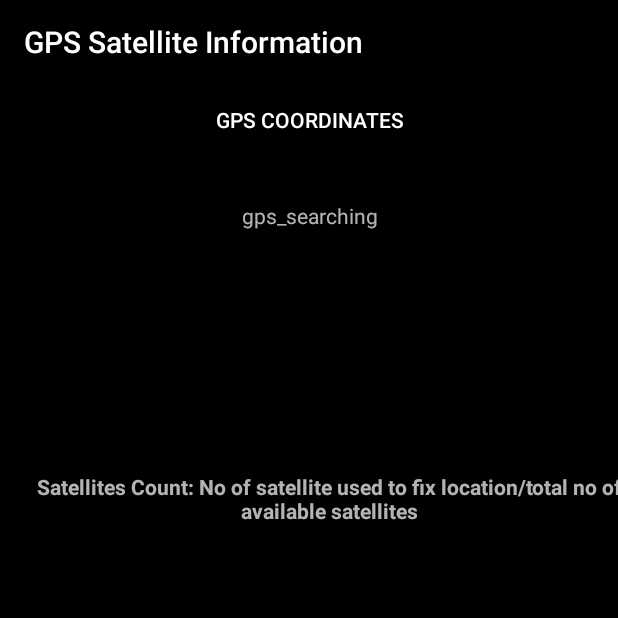
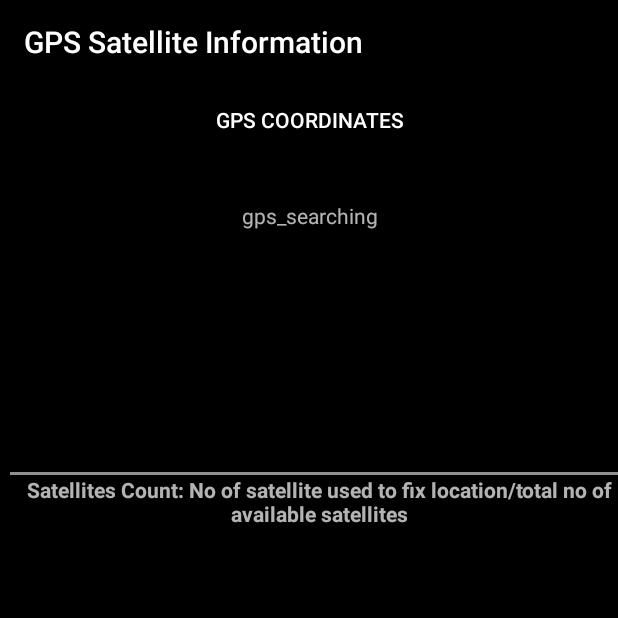
Before and after one commit to aditis1204/MapMint4ME_GSoC, an Android app: the screen it shows after launch (GPSActivity), on a phone screen of 412 x 824 dp, the top half of it. Run offline under Robolectric (Android 15) with nearby library versions, the phone set to English and light mode, and no system bars; our stand-ins replace EventBus; pictures from the network do not load; 2 statements that could not run were skipped.

Commit message:
Module completely integrated

```diff
--- a/app/src/main/java/Satellite/FragmentGPSFix.java
+++ b/app/src/main/java/Satellite/FragmentGPSFix.java
@@ -5,6 +5,7 @@ import android.content.Intent;
 import android.content.res.Configuration;
 import android.os.Bundle;
 import android.support.v4.app.Fragment;
+import android.text.method.ScrollingMovementMethod;
 import android.view.LayoutInflater;
 import android.view.View;
 import android.view.ViewGroup;
@@ -49,7 +50,7 @@ public class FragmentGPSFix extends Fragment {
     private TextView TVDirectionUM;
     private TextView TVTime;
     public TextView TVSatellites;
-
+    public TextView TVSatellites1;
     private TableLayout TLCoordinates;
     private TableLayout TLAltitude;
     private TableLayout TLSpeed;
@@ -111,6 +112,9 @@ public class FragmentGPSFix extends Fragment {
         TVDirectionUM       = view.findViewById(R.id.id_textView_BearingUM);
         TVTime              = view.findViewById(R.id.id_textView_Time);
         TVSatellites        = view.findViewById(R.id.id_textView_satellite1);
+        TVSatellites1        = view.findViewById(R.id.id_textView_satellite2);
+        TVSatellites1.setMovementMethod(new ScrollingMovementMethod());
+
 
         // TableLayouts
         TLCoordinates       = view.findViewById(R.id.id_TableLayout_Coordinates) ;
@@ -195,16 +199,20 @@ public class FragmentGPSFix extends Fragment {
                 TVLongitude.setText(phdLongitude.Value);
                 TVLatitudeUM.setText(phdLatitude.UM);
                 TVLongitudeUM.setText(phdLongitude.UM);
-                //TVAltitude.setText(phdAltitude.Value);
-                //TVAltitudeUM.setText(phdAltitude.UM);
-               // TVSpeed.setText(phdSpeed.Value);
-               // TVSpeedUM.setText(phdSpeed.UM);
+                TVAltitude.setText(phdAltitude.Value);TVAltitudeUM.setText(phdAltitude.UM);
+                //TVSpeed.setText(phdSpeed.Value);
+                //TVSpeedUM.setText(phdSpeed.UM);
                 TVBearing.setText(phdBearing.Value);
-               // TVAccuracy.setText(phdAccuracy.Value);
-                //TVAccuracyUM.setText(phdAccuracy.UM);
-                //TVTime.setText(phdTime.Value);
+                TVAccuracy.setText(phdAccuracy.Value);
+                TVAccuracyUM.setText(phdAccuracy.UM);
+                //  TVTime.setText(phdTime.Value);
                 TVSatellites.setText(location.getNumberOfSatellitesUsedInFix() != NOT_AVAILABLE ? location.getNumberOfSatellitesUsedInFix() + "/" + location.getNumberOfSatellites() : "");
+                int i =0;
+                while(i<10) {
 
+                    TVSatellites1.setText(location.getSatellite_info());
+                    i = i + 1;
+                }
                 // Colorize the Altitude textview depending on the altitude EGM Correction
                 isValidAltitude = EGMAltitudeCorrection && (location.getAltitudeEGM96Correction() != NOT_AVAILABLE);
                 TVAltitude.setTextColor(isValidAltitude ? getResources().getColor(R.color.textColorPrimary) : getResources().getColor(R.color.textColorSecondary));
--- a/app/src/main/java/Satellite/GPSApplication.java
+++ b/app/src/main/java/Satellite/GPSApplication.java
@@ -50,6 +50,7 @@ import java.util.concurrent.LinkedBlockingQueue;
 
 import fr.geolabs.dev.mapmint4me.R;
 
+
 public class GPSApplication extends Application implements GpsStatus.Listener, LocationListener {
 
     //private static final float M_TO_FT = 3.280839895f;
@@ -118,9 +119,8 @@ public class GPSApplication extends Application implements GpsStatus.Listener, L
     private boolean isContextMenuShareVisible = false;          // True if "Share with ..." menu is visible
     private boolean isContextMenuViewVisible = false;           // True if "View in *" menu is visible
     private String ViewInApp = "";                              // The string of default app name for "View"
+    private String _satelliteList = "";
     // "" in case of selector
-
-    private String _satelliteList = "";
 
     // Singleton instance
     private static GPSApplication singleton;
@@ -390,18 +390,6 @@ public class GPSApplication extends Application implements GpsStatus.Listener, L
         }
     }
 
-    public boolean isContextMenuShareVisible() {
-        return isContextMenuShareVisible;
-    }
-
-    public boolean isContextMenuViewVisible() {
-        return isContextMenuViewVisible;
-    }
-
-    public String getViewInApp() {
-        return ViewInApp;
-    }
-
     public boolean isLocationPermissionChecked() {
         return LocationPermissionChecked;
     }
@@ -422,13 +410,7 @@ public class GPSApplication extends Application implements GpsStatus.Listener, L
         return GPSStatus;
     }
 
-    public int getPrefKMLAltitudeMode() {
-        return prefKMLAltitudeMode;
-    }
-
-    public int getPrefGPXVersion() {
-        return prefGPXVersion;
-    }
+
 
     public double getPrefAltitudeCorrection() {
         return prefAltitudeCorrection;
@@ -442,17 +424,6 @@ public class GPSApplication extends Application implements GpsStatus.Listener, L
         return prefShowDecimalCoordinates;
     }
 
-    public boolean getPrefExportKML() {
-        return prefExportKML;
-    }
-
-    public boolean getPrefExportGPX() {
-        return prefExportGPX;
-    }
-
-    public boolean getPrefExportTXT() {
-        return prefExportTXT;
-    }
 
     public int getPrefUM() {
         return prefUM;
@@ -480,6 +451,10 @@ public class GPSApplication extends Application implements GpsStatus.Listener, L
 
     public int getNumberOfSatellites() {
         return _NumberOfSatellites;
+    }
+
+    public String get_satelliteList() {
+        return _satelliteList;
     }
 
     public int getNumberOfSatellitesUsedInFix() {
@@ -578,7 +553,7 @@ public class GPSApplication extends Application implements GpsStatus.Listener, L
     // Flags are Boolean SharedPreferences that are excluded by automatic Backups
 
     public void FlagAdd (String flag) {
-        SharedPreferences preferences_nobackup = getSharedPreferences("prefs_nobackup", Context.MODE_PRIVATE);
+        SharedPreferences preferences_nobackup = getSharedPreferences("prefs_nobackup",Context.MODE_PRIVATE);
         SharedPreferences.Editor editor = preferences_nobackup.edit();
         editor.putBoolean(flag, true);
         editor.commit();
@@ -586,7 +561,7 @@ public class GPSApplication extends Application implements GpsStatus.Listener, L
 
 
     public void FlagRemove (String flag) {
-        SharedPreferences preferences_nobackup = getSharedPreferences("prefs_nobackup", Context.MODE_PRIVATE);
+        SharedPreferences preferences_nobackup = getSharedPreferences("prefs_nobackup",Context.MODE_PRIVATE);
         SharedPreferences.Editor editor = preferences_nobackup.edit();
         editor.remove(flag);
         editor.commit();
@@ -594,7 +569,7 @@ public class GPSApplication extends Application implements GpsStatus.Listener, L
 
 
     public boolean FlagExists (String flag) {
-        SharedPreferences preferences_nobackup = getSharedPreferences("prefs_nobackup", Context.MODE_PRIVATE);
+        SharedPreferences preferences_nobackup = getSharedPreferences("prefs_nobackup",Context.MODE_PRIVATE);
         return preferences_nobackup.getBoolean(flag, false);
     }
 
@@ -735,7 +710,7 @@ public class GPSApplication extends Application implements GpsStatus.Listener, L
         if (msg == EventBusMSG.APP_PAUSE) {
             handler.postDelayed(r, getHandlerTimer());  // Starts the switch-off handler (delayed by HandlerTimer)
             if ((_currentTrack.getNumberOfLocations() == 0) && (_currentTrack.getNumberOfPlacemarks() == 0)
-                && (!Recording) && (!PlacemarkRequest)) StopAndUnbindGPSService();
+                    && (!Recording) && (!PlacemarkRequest)) StopAndUnbindGPSService();
             System.gc();                                // Clear mem from released objects with Garbage Collector
             return;
         }
@@ -805,15 +780,20 @@ public class GPSApplication extends Application implements GpsStatus.Listener, L
                     Iterable<GpsSatellite> sats = gs.getSatellites();
                     for (GpsSatellite sat : sats) {
                         sats_inview++;
+
                         if (sat.usedInFix()) {
                             sats_used++;
-                            _satelliteList = "PRN Number:"+sat.getPrn() + ", " +"Signal to noise ratio:"+
-                                    sat.getSnr() + ", " +"Azimuth Angle:"+sat.getAzimuth()+","+"Elevation of Satellite:"+sat.getElevation()+","
-                                    +"Is satellite used to fix location or not?:"+sat.usedInFix();
-                            System.out.println(_satelliteList);
-
+                            int i =0;
+                            if(i<5){
+
+                                _satelliteList = _satelliteList+ "PRN No:" +sat.getPrn() + ", SNR: " + sat.getSnr() + ", Azimuth " +sat.getAzimuth()+", Elevation:"+sat.getElevation()+"\n";
+                                Log.d("Satellite_info",_satelliteList);
+                                i = i+1;
+
+
+                            }
                         }
-
+                        //Log.w("myApp", "[#] GPSApplication.java - updateSats: i=" + i);
                     }
                     _NumberOfSatellites = sats_inview;
                     _NumberOfSatellitesUsedInFix = sats_used;
@@ -893,7 +873,7 @@ public class GPSApplication extends Application implements GpsStatus.Listener, L
             for (Track T : _ArrayListTracks) {
                 if (T.isSelected()) {
                     T.setSelected(false);
-                 //   EventBus.getDefault().post(new EventBusMSGNormal(EventBusMSG.TRACKLIST_DESELECT, T.getId()));
+                    //   EventBus.getDefault().post(new EventBusMSGNormal(EventBusMSG.TRACKLIST_DESELECT, T.getId()));
                 }
             }
         }
@@ -919,30 +899,7 @@ public class GPSApplication extends Application implements GpsStatus.Listener, L
         JobType = jobType;
     }
 
-/*
-    public void ExecuteExportingTask (ExportingTask exportingTask) {
-        switch (JobType) {
-            case JOB_TYPE_NONE:
-            case JOB_TYPE_DELETE:
-                break;
-            case JOB_TYPE_EXPORT:
-                Ex = new Exporter(exportingTask, prefExportKML, prefExportGPX, prefExportTXT, Environment.getExternalStorageDirectory() + "/GPSLogger");
-                Ex.start();
-                break;
-            case JOB_TYPE_VIEW:
-                if (prefViewTracksWith == 0) Ex = new Exporter(exportingTask, true, false, false, Environment.getExternalStorageDirectory() + "/GPSLogger/AppData");
-                if (prefViewTracksWith == 1) Ex = new Exporter(exportingTask, false, true, false, Environment.getExternalStorageDirectory() + "/GPSLogger/AppData");
-                Ex.start();
-                break;
-            case JOB_TYPE_SHARE:
-                Ex = new Exporter(exportingTask, prefExportKML, prefExportGPX, prefExportTXT, Environment.getExternalStorageDirectory() + "/GPSLogger/AppData");
-                Ex.start();
-                break;
-            default:
-                break;
-        }
-    }
-*/
+
     public void ExecuteJob () {
         if (!ExportingTaskList.isEmpty()) {
             switch (JobType) {
@@ -1059,10 +1016,13 @@ public class GPSApplication extends Application implements GpsStatus.Listener, L
             //loc.setTime(loc.getTime() - 619315200000L);                               // Commented out, it simulate the old GPS hardware Timestamp
             if (loc.getTime() <= 1388534400000L)                                        // if the Location Time is <= 01/01/2014 00:00:00.000
                 loc.setTime(loc.getTime() + 619315200000L);                             // Timestamp incremented by 1024×7×24×60×60×1000 = 619315200000 ms
-                                                                                        // This value must be doubled every 1024 weeks !!!
+            // This value must be doubled every 1024 weeks !!!
             LocationExtended eloc = new LocationExtended(loc);
             eloc.setNumberOfSatellites(getNumberOfSatellites());
             eloc.setNumberOfSatellitesUsedInFix(getNumberOfSatellitesUsedInFix());
+            eloc.setSatellite_info(get_satelliteList());
+
+            // eloc.setSatelliteDescription(get_satelliteList());
             boolean ForceRecord = false;
 
             gpsunavailablehandler.removeCallbacks(unavailr);                            // Cancel the previous unavail countdown handler
@@ -1115,9 +1075,11 @@ public class GPSApplication extends Application implements GpsStatus.Listener, L
                     _currentPlacemark = new LocationExtended(loc);
                     _currentPlacemark.setNumberOfSatellites(getNumberOfSatellites());
                     _currentPlacemark.setNumberOfSatellitesUsedInFix(getNumberOfSatellitesUsedInFix());
+                    _currentPlacemark.setSatellite_info(get_satelliteList());
                     PlacemarkRequest = false;
                     EventBus.getDefault().post(EventBusMSG.UPDATE_TRACK);
                     EventBus.getDefault().post(EventBusMSG.REQUEST_ADD_PLACEMARK);
+
                 }
                 PrevFix = eloc;
             }
@@ -1171,7 +1133,7 @@ public class GPSApplication extends Application implements GpsStatus.Listener, L
         if (ID > 0) {
             synchronized(_ArrayListTracks) {
                 // Save Selections
-                ArrayList<Long> SelectedT = new ArrayList<>();
+                ArrayList <Long> SelectedT = new ArrayList<>();
                 for (Track T : _ArrayListTracks) {
                     if (T.isSelected()) SelectedT.add(T.getId());
                 }
@@ -1239,7 +1201,7 @@ public class GPSApplication extends Application implements GpsStatus.Listener, L
         prefGPSdistance = Float.valueOf(preferences.getString("prefGPSdistance", "0"));
         prefEGM96AltitudeCorrection = preferences.getBoolean("prefEGM96AltitudeCorrection", false);
         prefAltitudeCorrection = Double.valueOf(preferences.getString("prefAltitudeCorrection", "0"));
-            Log.w("myApp", "[#] GPSApplication.java - Manual Correction set to " + prefAltitudeCorrection + " m");
+        Log.w("myApp", "[#] GPSApplication.java - Manual Correction set to " + prefAltitudeCorrection + " m");
         prefExportKML = preferences.getBoolean("prefExportKML", true);
         prefExportGPX = preferences.getBoolean("prefExportGPX", true);
         prefExportTXT = preferences.getBoolean("prefExportTXT", false);
@@ -1356,6 +1318,7 @@ public class GPSApplication extends Application implements GpsStatus.Listener, L
                     locationExtended = new LocationExtended(asyncTODO.location.getLocation());
                     locationExtended.setNumberOfSatellites(asyncTODO.location.getNumberOfSatellites());
                     locationExtended.setNumberOfSatellitesUsedInFix(asyncTODO.location.getNumberOfSatellitesUsedInFix());
+                    locationExtended.setSatellite_info(asyncTODO.location.getSatellite_info());
                     _currentLocationExtended = locationExtended;
                     EventBus.getDefault().post(EventBusMSG.UPDATE_FIX);
                     track.add(locationExtended);
@@ -1372,6 +1335,8 @@ public class GPSApplication extends Application implements GpsStatus.Listener, L
                     locationExtended.setDescription(asyncTODO.location.getDescription());
                     locationExtended.setNumberOfSatellites(asyncTODO.location.getNumberOfSatellites());
                     locationExtended.setNumberOfSatellitesUsedInFix(asyncTODO.location.getNumberOfSatellitesUsedInFix());
+                    locationExtended.setSatellite_info(asyncTODO.location.getSatellite_info());
+                    // locationExtended.setSatelliteinfo(asyncTODO.location.get_satellit)
                     track.addPlacemark(locationExtended);
                     GPSDataBase.addPlacemarkToTrack(locationExtended, track);
                     _currentTrack = track;
@@ -1384,6 +1349,7 @@ public class GPSApplication extends Application implements GpsStatus.Listener, L
                     _currentLocationExtended = new LocationExtended(asyncTODO.location.getLocation());
                     _currentLocationExtended.setNumberOfSatellites(asyncTODO.location.getNumberOfSatellites());
                     _currentLocationExtended.setNumberOfSatellitesUsedInFix(asyncTODO.location.getNumberOfSatellitesUsedInFix());
+                    _currentLocationExtended.setSatellite_info(asyncTODO.location.getSatellite_info());
                     EventBus.getDefault().post(EventBusMSG.UPDATE_FIX);
                 }
 
@@ -1506,7 +1472,7 @@ public class GPSApplication extends Application implements GpsStatus.Listener, L
                 BGPaint.setStrokeJoin(Paint.Join.ROUND);
                 BGPaint.setStrokeCap(Paint.Cap.ROUND);
 
-            //    EndDotdrawPaint.setColor(getResources().getColor(R.color.colorThumbnailLineColor));
+                //    EndDotdrawPaint.setColor(getResources().getColor(R.color.colorThumbnailLineColor));
                 EndDotdrawPaint.setAntiAlias(true);
                 EndDotdrawPaint.setStrokeWidth(getResources().getDimension(R.dimen.thumbLineWidth) * 2.5f);
                 EndDotdrawPaint.setStyle(Paint.Style.STROKE);
--- /dev/null
+++ b/app/src/main/res/drawable/scrollbar_vertical_thumb.xml
@@ -0,0 +1,10 @@
+<?xml version="1.0" encoding="utf-8"?>
+<shape xmlns:android="http://schemas.android.com/apk/res/android">
+
+    <gradient
+        android:angle="0"
+        android:endColor="#005A87"
+        android:startColor="#007AB8" />
+
+    <corners android:radius="6dp" />
+</shape>
--- /dev/null
+++ b/app/src/main/res/drawable/scrollbar_vertical_track.xml
@@ -0,0 +1,9 @@
+<?xml version="1.0" encoding="utf-8"?>
+<shape xmlns:android="http://schemas.android.com/apk/res/android">
+    <gradient
+        android:angle="0"
+        android:endColor="#9BA3C5"
+        android:startColor="#8388A4" />
+
+    <corners android:radius="6dp" />
+</shape>
--- a/app/src/main/res/layout/fragment_gpsfix.xml
+++ b/app/src/main/res/layout/fragment_gpsfix.xml
@@ -297,7 +297,7 @@
                 android:paddingTop="3dp"
                 android:paddingBottom="3dp"
                 android:layout_margin="3dp"
-                android:visibility="invisible">
+                android:visibility="visible">
 
                 <TableRow
                     android:layout_width="fill_parent"
@@ -340,7 +340,6 @@
                 android:id="@+id/id_TableLayout_Bearing"
                 android:paddingTop="3dp"
                 android:paddingBottom="3dp"
-                android:layout_margin="3dp"
                 android:visibility="invisible">
 
                 <TableRow
@@ -380,10 +379,11 @@
             <TableLayout
                 android:layout_width="fill_parent"
                 android:layout_height="wrap_content"
-                android:layout_gravity="center_horizontal"
-                android:gravity="center_horizontal"
+
                 android:text="Satellites Count">
-
+                <View
+                    android:layout_height="2dip"
+                    android:background="#FF909090" />
                 <TextView
                     android:layout_width="wrap_content"
                     android:layout_height="wrap_content"
@@ -393,18 +393,40 @@
                     android:freezesText="true"
                     android:textStyle="bold"
                     android:gravity="center_horizontal" />
+                <TextView
+                    android:id="@+id/id_textView_satellite1"
+                    android:layout_width="match_parent"
+
+
+                    android:layout_weight="0"
+                    android:gravity="center_horizontal" />
 
                 <TextView
-                    android:id="@+id/id_textView_satellite1"
-                    android:layout_width="340dp"
-                    android:layout_height="110dp"
-                    android:layout_marginStart="7dp"
+                    android:id="@+id/id_textView_satellite2"
+                    android:layout_width="match_parent"
+                    android:layout_height="wrap_content"
+
+                    android:scrollbarAlwaysDrawVerticalTrack="true"
+                    android:typeface="sans"
+                    style="@style/scrollbar_shape_style"
+                    android:scrollIndicators="right"
 
 
-                    android:layout_marginLeft="7dp"
+
+
+
+
                     android:layout_weight="0"
                     android:gravity="center_horizontal" />
+
+
+
+
             </TableLayout>
+
+
+
+
 
 
 
@@ -412,7 +434,11 @@
 
         </LinearLayout>
 
+
+
     </LinearLayout>
+
+
 
     <TextView
         android:layout_width="fill_parent"
@@ -421,6 +447,7 @@
         android:id="@+id/id_textView_GPSFixStatus"
         android:paddingTop="30dp"
         android:gravity="center_horizontal"
-        android:text="gps_searching" />
+        android:text="@string/gps_searching" />
+
 
 </FrameLayout>
--- a/app/src/main/res/values/styles.xml
+++ b/app/src/main/res/values/styles.xml
@@ -63,6 +63,18 @@
         <item name="colorPrimary">@android:color/black</item>
         <item name="colorPrimaryDark">@android:color/black</item>
     </style>
+    <style name="scrollbar_shape_style">
+        <item name="android:scrollbarAlwaysDrawVerticalTrack">true</item>
+        <item name="android:scrollbarStyle">outsideOverlay</item>
+        <item name="android:scrollbars">vertical</item>
+        <item name="android:fadeScrollbars">true</item>
+        <item name="android:scrollbarThumbVertical">@drawable/scrollbar_vertical_thumb</item>
+        <item name="android:scrollbarTrackVertical">@drawable/scrollbar_vertical_track</item>
+        <item name="android:scrollbarSize">12dp</item>
+        <item name="android:scrollbarFadeDuration">2000</item>
+        <item name="android:scrollbarDefaultDelayBeforeFade">1000</item>
+    </style>
+
 
     <style name="generalnotitle" parent="FullscreenTheme">
         <item name="android:windowNoTitle">true</item>
```
Also changed, not shown: app/src/main/java/Satellite/LocationExtended.java (+13 -0 lines). Lines whose indentation alone changed are shown as unchanged.
